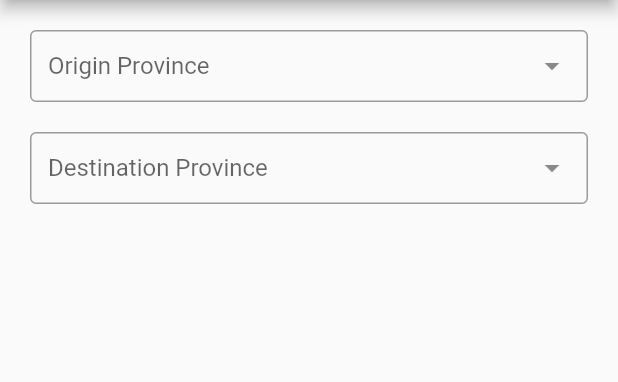
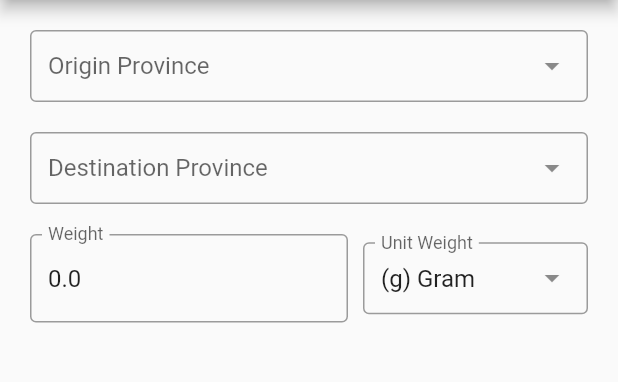
Before and after one commit to dim-sen/postage-app, a Flutter app: the screen it shows after launch, on a phone screen of 412 x 824 dp, the part 84-466 px from its top. Run offline on Flutter 3.47's test engine with Material 2 defaults, Android fonts, the phone set to English and light mode, and no system bars; drawn by our look-alikes of dropdown_search; our stand-ins replace get.

Commit message:
Create Weight

```diff
--- a/lib/app/modules/home/controllers/home_controller.dart
+++ b/lib/app/modules/home/controllers/home_controller.dart
@@ -9,11 +9,18 @@ class HomeController extends GetxController {
   var provinceIdDestination = "0".obs;
   var cityIdDestination = "0".obs;
 
+  double initialWeight = 0.0;
+  String unit = "Gram";
+
   TextEditingController weight;
+
+  void changeWeight(String value) {
+
+  }
 
   @override
   void onInit() {
-    weight = TextEditingController();
+    weight = TextEditingController(text: "$initialWeight");
     super.onInit();
   }
 
--- a/lib/app/modules/home/views/home_view.dart
+++ b/lib/app/modules/home/views/home_view.dart
@@ -3,6 +3,7 @@ import 'package:get/get.dart';
 import 'package:postage/app/modules/home/controllers/home_controller.dart';
 import 'package:postage/app/modules/home/views/widgets/province_box.dart';
 import 'package:postage/app/modules/home/views/widgets/city_box.dart';
+import 'package:postage/app/modules/home/views/widgets/weight_box.dart';
 
 class HomeView extends GetView<HomeController> {
   @override
@@ -31,6 +32,7 @@ class HomeView extends GetView<HomeController> {
               controller.provinceIdDestination.value,
               type: "destination"
           )),
+          Weight(),
         ],
       ),
     );
--- a/lib/app/modules/home/views/widgets/weight_box.dart
+++ b/lib/app/modules/home/views/widgets/weight_box.dart
@@ -16,9 +16,28 @@ class Weight extends GetView<HomeController> {
       children: [
         Expanded(
           child: TextField(
+            autocorrect: false,
             controller: controller.weight,
+            keyboardType: const TextInputType.numberWithOptions(decimal: true),
+            decoration: InputDecoration(
+              labelText: "Weight",
+              hintText: "Weight of the item",
+              border: OutlineInputBorder(),
+            ),
           ),
         ),
+        SizedBox(width: 10,),
+        Container(
+          width: 150,
+          child: DropdownSearch<String>(
+            mode: Mode.BOTTOM_SHEET,
+            showSelectedItem: true,
+            items: ["(Kg) Kilogram", "(Hg) Ons", "(g) Gram", "(mg) Miligram"],
+            label: "Unit Weight",
+            selectedItem: "(g) Gram",
+            onChanged: ((value) => controller.changeWeight(value)),
+          ),
+        )
       ],
     );
   }
```
